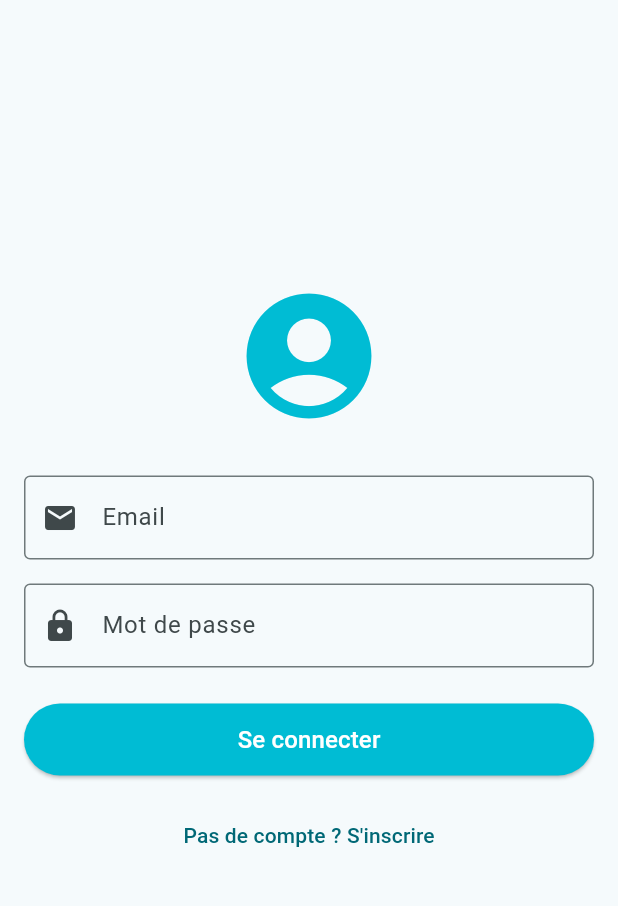
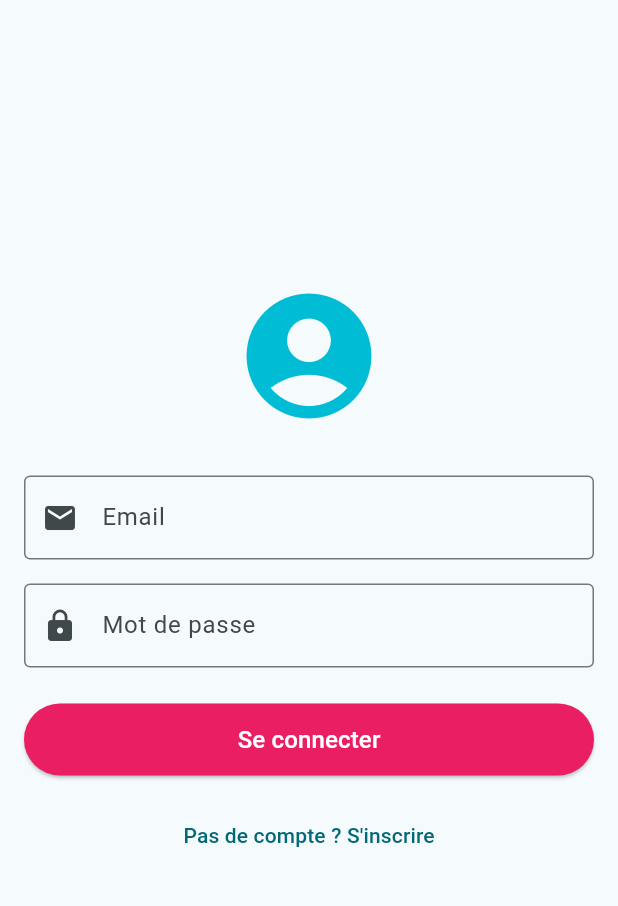
Before and after one commit to GanaF4ll/flutter_ecommerce, a Flutter app: the screen it shows after launch, on a phone screen of 412 x 824 dp, the part 84-990 px from its top. Run offline on Flutter 3.47's test engine with Material 3 defaults, Android fonts, the phone set to English and light mode, and no system bars; our stand-ins replace firebase_auth, firebase_core, shared_preferences, sqflite; accounts and stored records are empty.

Commit message:
test deployment

```diff
--- a/lib/pages/login_page.dart
+++ b/lib/pages/login_page.dart
@@ -174,7 +174,7 @@ class _LoginPageState extends State<LoginPage> {
                 onPressed:
                     _isLoading ? null : _signIn, // Désactivé pendant chargement
                 style: ElevatedButton.styleFrom(
-                  backgroundColor: Colors.cyan,
+                  backgroundColor: Colors.pink,
                   foregroundColor: Colors.white,
                 ),
                 child: _isLoading
```
